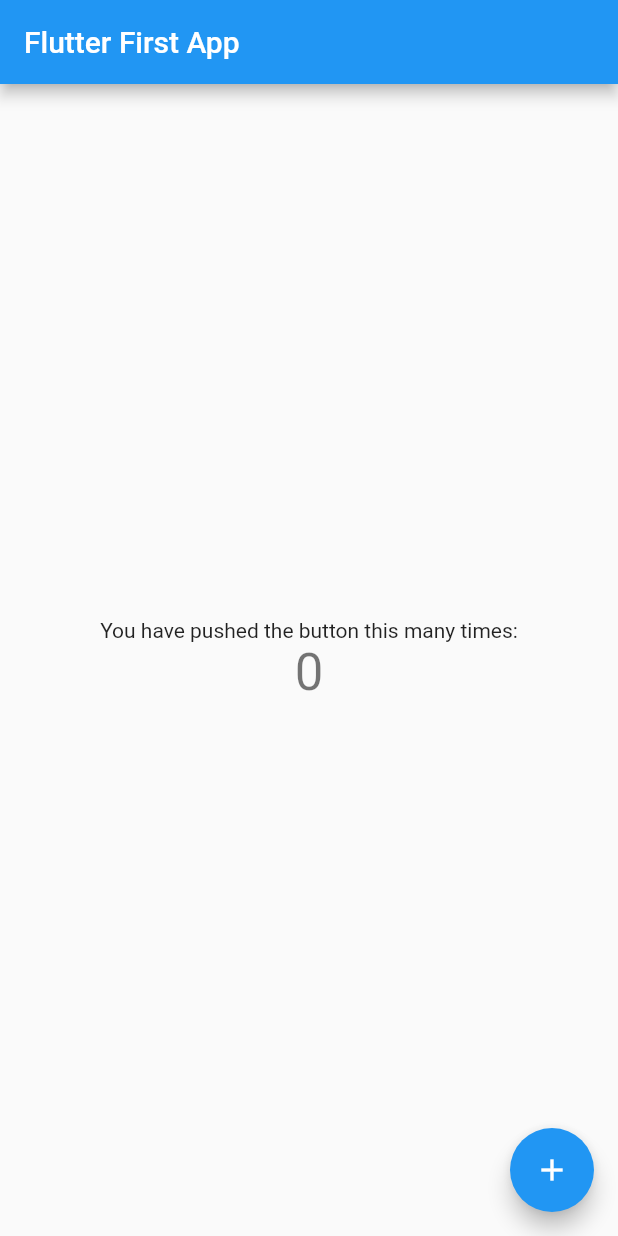
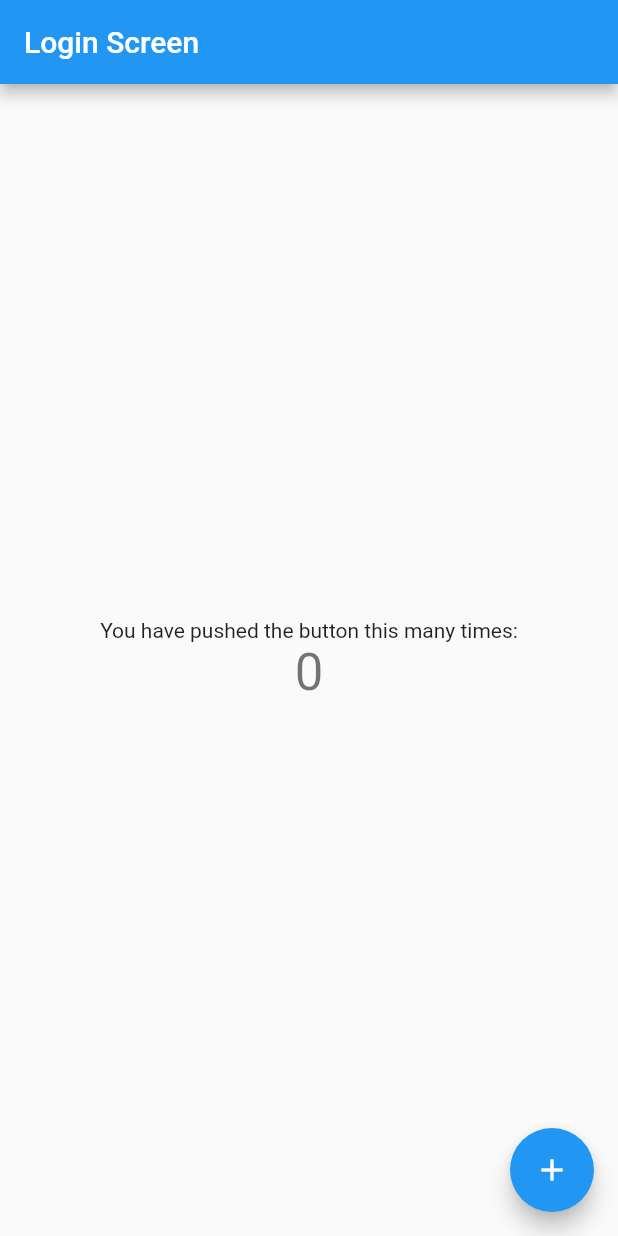
Before and after one commit to L200150110/first_app, a Flutter app: the screen it shows after launch, on a phone screen of 412 x 824 dp. Run offline on Flutter 3.47's test engine with Material 2 defaults, Android fonts, the phone set to English and light mode, and no system bars.

Commit message:
change login screen

```diff
--- a/lib/main.dart
+++ b/lib/main.dart
@@ -15,7 +15,7 @@ class MyApp extends StatelessWidget {
       theme: ThemeData(
         primarySwatch: Colors.blue,
       ),
-      home: const MyHomePage(title: 'Flutter First App'),
+      home: const MyHomePage(title: 'Login Screen'),
     );
   }
 }
```
